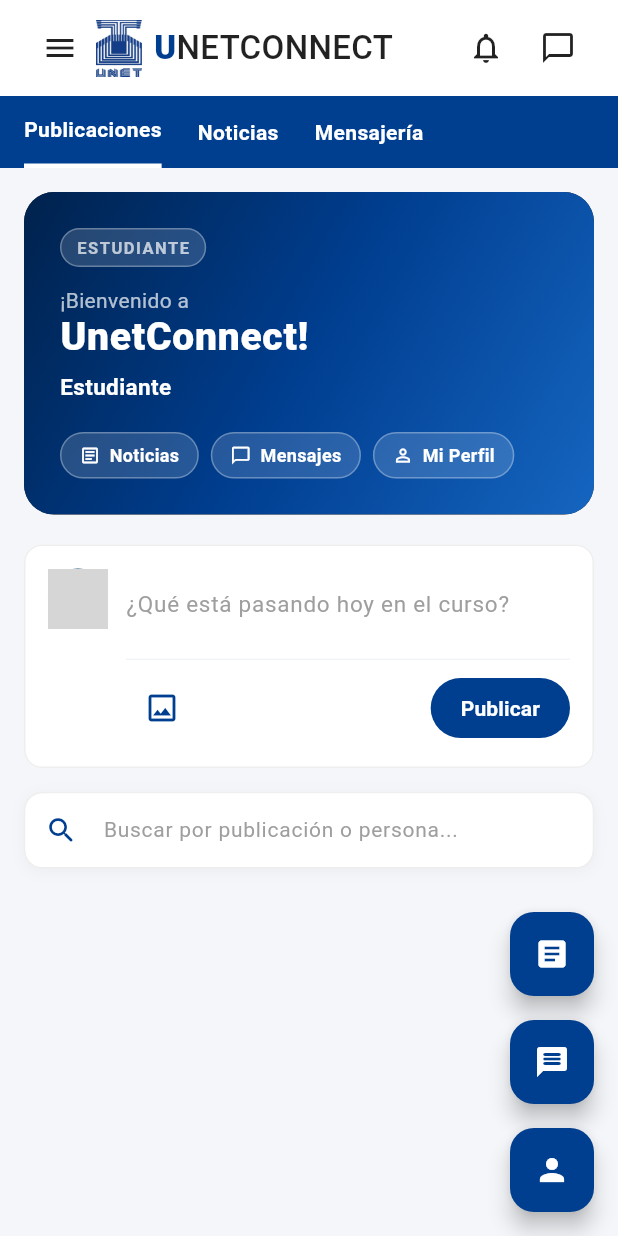
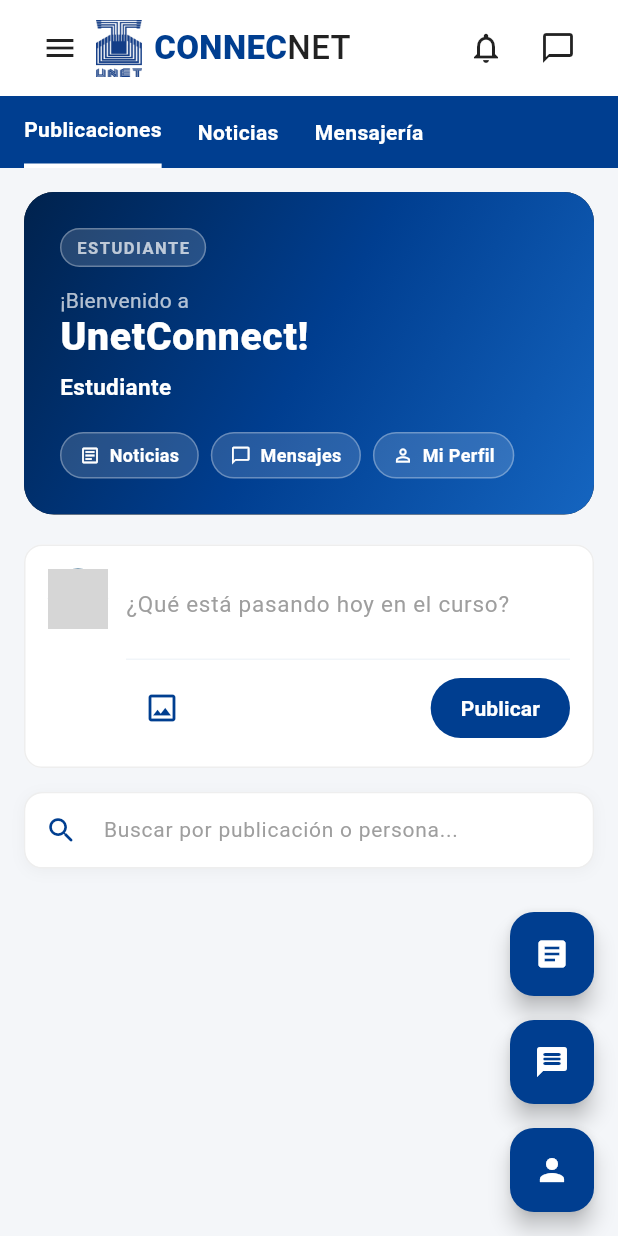
Before and after one commit to Pasek56/Connecnet, a Flutter app: the screen it shows once a user with an empty profile is signed in, on a phone screen of 412 x 824 dp. Run offline on Flutter 3.47's test engine with Material 3 defaults, Android fonts, the phone set to English and light mode, and no system bars; our stand-ins replace flutter_linkify, image_picker, supabase_flutter; accounts and stored records are empty; network calls fail; grey boxes are pictures that could not be loaded.

Commit message:
correcion del nombre

```diff
--- a/lib/screens/dashboard_screen.dart
+++ b/lib/screens/dashboard_screen.dart
@@ -10,7 +10,6 @@ import 'conversations_screen.dart';
 import 'public_profile_screen.dart';
 import 'notifications_screen.dart';
 import '../services/notification_service.dart';
-
 
 class DashboardScreen extends StatefulWidget {
   final VoidCallback? onLogout;
@@ -91,10 +90,14 @@ class _DashboardScreenState extends State<DashboardScreen> {
     try {
       final user = _supabase.auth.currentUser;
       if (user != null) {
-        final notifications = await _notificationService.getNotifications(user.id);
+        final notifications = await _notificationService.getNotifications(
+          user.id,
+        );
         if (mounted) {
           setState(() {
-            _unreadNotificationsCount = notifications.where((n) => !n.isRead).length;
+            _unreadNotificationsCount = notifications
+                .where((n) => !n.isRead)
+                .length;
           });
         }
       }
@@ -304,11 +307,11 @@ class _DashboardScreenState extends State<DashboardScreen> {
                 .schema('notificaciones')
                 .from('notificaciones')
                 .insert({
-              'user_id': targetUserId,
-              'actor_user_id': _supabase.auth.currentUser?.id,
-              'type': 'like_post',
-              'payload': {'encargo_id': encargoId},
-            });
+                  'user_id': targetUserId,
+                  'actor_user_id': _supabase.auth.currentUser?.id,
+                  'type': 'like_post',
+                  'payload': {'encargo_id': encargoId},
+                });
           } catch (e) {
             debugPrint('Error insertando notificacion de like: $e');
           }
@@ -668,7 +671,7 @@ class _DashboardScreenState extends State<DashboardScreen> {
                   ),
                   const SizedBox(width: 8),
                   const Text(
-                    'U',
+                    'CONNEC',
                     style: TextStyle(
                       fontSize: 22,
                       fontWeight: FontWeight.w900,
@@ -676,7 +679,7 @@ class _DashboardScreenState extends State<DashboardScreen> {
                     ),
                   ),
                   const Text(
-                    'NETCONNECT',
+                    'NET',
                     style: TextStyle(
                       fontSize: 22,
                       fontWeight: FontWeight.w500,
```
Also changed, not shown: 2 other files.
